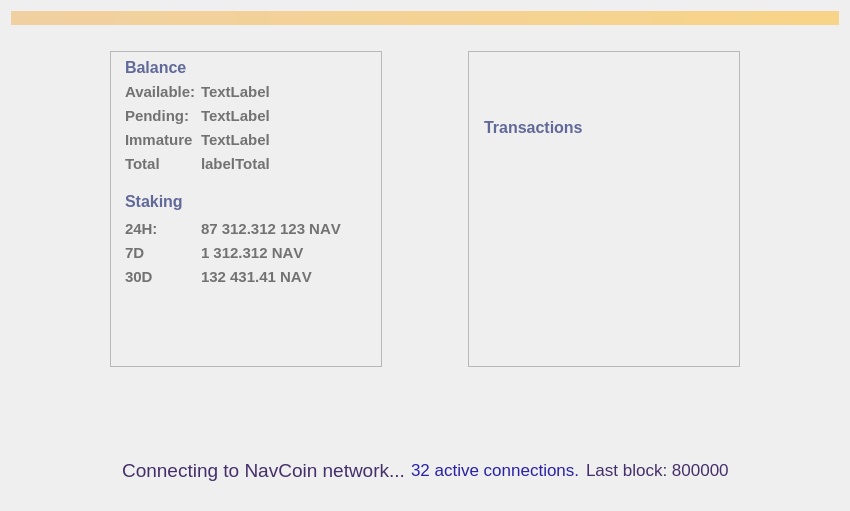
Before: the Qt Designer form src/qt/forms/overviewpage.ui in navcoin/navcoin-core, drawn with Qt 5.
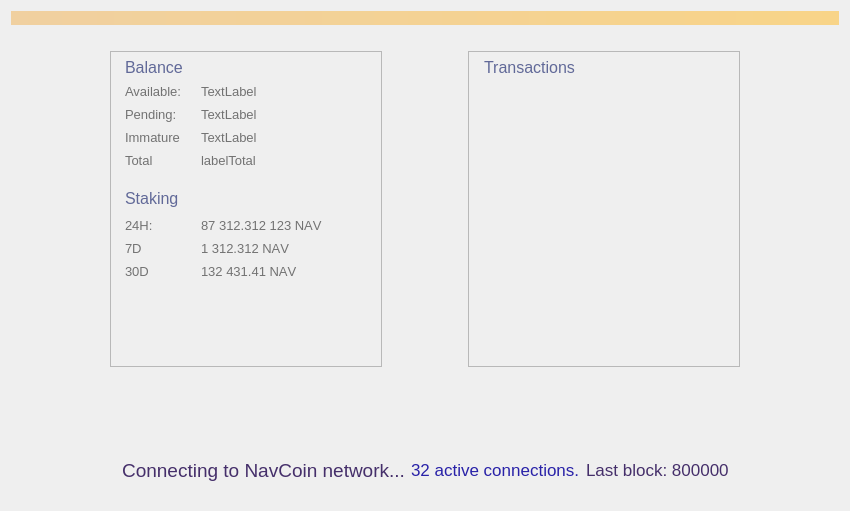
After: the same form once the commit is applied. Custom widgets are drawn as their Qt base class.

Commit message: gui: reduced font size

Patch:
```diff
--- a/src/qt/forms/overviewpage.ui
+++ b/src/qt/forms/overviewpage.ui
@@ -151,8 +151,6 @@
                <property name="font">
                 <font>
                  <pointsize>-1</pointsize>
-                 <weight>75</weight>
-                 <bold>true</bold>
                 </font>
                </property>
                <property name="styleSheet">
@@ -223,6 +221,9 @@
             <layout class="QHBoxLayout" name="horizontalLayout_4">
              <item>
               <layout class="QFormLayout" name="formLayout">
+               <property name="sizeConstraint">
+                <enum>QLayout::SetNoConstraint</enum>
+               </property>
                <property name="labelAlignment">
                 <set>Qt::AlignLeading|Qt::AlignLeft|Qt::AlignVCenter</set>
                </property>
@@ -251,9 +252,10 @@
                  </property>
                  <property name="font">
                   <font>
-                   <pointsize>11</pointsize>
-                   <weight>75</weight>
-                   <bold>true</bold>
+                   <pointsize>10</pointsize>
+                   <weight>50</weight>
+                   <bold>false</bold>
+                   <stylestrategy>PreferAntialias</stylestrategy>
                   </font>
                  </property>
                  <property name="styleSheet">
@@ -262,15 +264,19 @@
                  <property name="text">
                   <string>Available:</string>
                  </property>
+                 <property name="alignment">
+                  <set>Qt::AlignLeading|Qt::AlignLeft|Qt::AlignVCenter</set>
+                 </property>
                 </widget>
                </item>
                <item row="0" column="1">
                 <widget class="QLabel" name="labelBalance">
                  <property name="font">
                   <font>
-                   <pointsize>11</pointsize>
-                   <weight>75</weight>
-                   <bold>true</bold>
+                   <pointsize>10</pointsize>
+                   <weight>50</weight>
+                   <bold>false</bold>
+                   <stylestrategy>PreferAntialias</stylestrategy>
                   </font>
                  </property>
                  <property name="styleSheet">
@@ -279,6 +285,9 @@
                  <property name="text">
                   <string>TextLabel</string>
                  </property>
+                 <property name="alignment">
+                  <set>Qt::AlignLeading|Qt::AlignLeft|Qt::AlignVCenter</set>
+                 </property>
                 </widget>
                </item>
                <item row="1" column="0">
@@ -303,9 +312,10 @@
                  </property>
                  <property name="font">
                   <font>
-                   <pointsize>11</pointsize>
-                   <weight>75</weight>
-                   <bold>true</bold>
+                   <pointsize>10</pointsize>
+                   <weight>50</weight>
+                   <bold>false</bold>
+                   <stylestrategy>PreferAntialias</stylestrategy>
                   </font>
                  </property>
                  <property name="styleSheet">
@@ -314,15 +324,19 @@
                  <property name="text">
                   <string>Pending:</string>
                  </property>
+                 <property name="alignment">
+                  <set>Qt::AlignLeading|Qt::AlignLeft|Qt::AlignVCenter</set>
+                 </property>
                 </widget>
                </item>
                <item row="1" column="1">
                 <widget class="QLabel" name="labelUnconfirmed">
                  <property name="font">
                   <font>
-                   <pointsize>11</pointsize>
-                   <weight>75</weight>
-                   <bold>true</bold>
+                   <pointsize>10</pointsize>
+                   <weight>50</weight>
+                   <bold>false</bold>
+                   <stylestrategy>PreferAntialias</stylestrategy>
                   </font>
                  </property>
                  <property name="styleSheet">
@@ -331,6 +345,9 @@
                  <property name="text">
                   <string>TextLabel</string>
                  </property>
+                 <property name="alignment">
+                  <set>Qt::AlignLeading|Qt::AlignLeft|Qt::AlignVCenter</set>
+                 </property>
                 </widget>
                </item>
                <item row="3" column="0">
@@ -355,9 +372,10 @@
                  </property>
                  <property name="font">
                   <font>
-                   <pointsize>11</pointsize>
-                   <weight>75</weight>
-                   <bold>true</bold>
+                   <pointsize>10</pointsize>
+                   <weight>50</weight>
+                   <bold>false</bold>
+                   <stylestrategy>PreferAntialias</stylestrategy>
                   </font>
                  </property>
                  <property name="styleSheet">
@@ -366,15 +384,19 @@
                  <property name="text">
                   <string>Immature</string>
                  </property>
+                 <property name="alignment">
+                  <set>Qt::AlignLeading|Qt::AlignLeft|Qt::AlignVCenter</set>
+                 </property>
                 </widget>
                </item>
                <item row="3" column="1">
                 <widget class="QLabel" name="labelImmature">
                  <property name="font">
                   <font>
-                   <pointsize>11</pointsize>
-                   <weight>75</weight>
-                   <bold>true</bold>
+                   <pointsize>10</pointsize>
+                   <weight>50</weight>
+                   <bold>false</bold>
+                   <stylestrategy>PreferAntialias</stylestrategy>
                   </font>
                  </property>
                  <property name="styleSheet">
@@ -383,6 +405,9 @@
                  <property name="text">
                   <string>TextLabel</string>
                  </property>
+                 <property name="alignment">
+                  <set>Qt::AlignLeading|Qt::AlignLeft|Qt::AlignVCenter</set>
+                 </property>
                 </widget>
                </item>
                <item row="4" column="0">
@@ -407,9 +432,10 @@
                  </property>
                  <property name="font">
                   <font>
-                   <pointsize>11</pointsize>
-                   <weight>75</weight>
-                   <bold>true</bold>
+                   <pointsize>10</pointsize>
+                   <weight>50</weight>
+                   <bold>false</bold>
+                   <stylestrategy>PreferAntialias</stylestrategy>
                   </font>
                  </property>
                  <property name="styleSheet">
@@ -418,15 +444,19 @@
                  <property name="text">
                   <string>Total</string>
                  </property>
+                 <property name="alignment">
+                  <set>Qt::AlignLeading|Qt::AlignLeft|Qt::AlignVCenter</set>
+                 </property>
                 </widget>
                </item>
                <item row="4" column="1">
                 <widget class="QLabel" name="labelTotal">
                  <property name="font">
                   <font>
-                   <pointsize>11</pointsize>
-                   <weight>75</weight>
-                   <bold>true</bold>
+                   <pointsize>10</pointsize>
+                   <weight>50</weight>
+                   <bold>false</bold>
+                   <stylestrategy>PreferAntialias</stylestrategy>
                   </font>
                  </property>
                  <property name="styleSheet">
@@ -435,6 +465,9 @@
                  <property name="text">
                   <string>labelTotal</string>
                  </property>
+                 <property name="alignment">
+                  <set>Qt::AlignLeading|Qt::AlignLeft|Qt::AlignVCenter</set>
+                 </property>
                 </widget>
                </item>
               </layout>
@@ -480,8 +513,6 @@
                <property name="font">
                 <font>
                  <pointsize>-1</pointsize>
-                 <weight>75</weight>
-                 <bold>true</bold>
                 </font>
                </property>
                <property name="styleSheet">
@@ -515,14 +546,14 @@
               <widget class="QPushButton" name="toggleStakingButton">
                <property name="minimumSize">
                 <size>
-                 <width>25</width>
-                 <height>25</height>
+                 <width>26</width>
+                 <height>26</height>
                 </size>
                </property>
                <property name="maximumSize">
                 <size>
-                 <width>25</width>
-                 <height>25</height>
+                 <width>26</width>
+                 <height>26</height>
                 </size>
                </property>
                <property name="styleSheet">
@@ -537,14 +568,14 @@
               <widget class="QPushButton" name="unlockStakingButton">
                <property name="minimumSize">
                 <size>
-                 <width>25</width>
-                 <height>25</height>
+                 <width>26</width>
+                 <height>26</height>
                 </size>
                </property>
                <property name="maximumSize">
                 <size>
-                 <width>25</width>
-                 <height>25</height>
+                 <width>26</width>
+                 <height>26</height>
                 </size>
                </property>
                <property name="styleSheet">
@@ -599,9 +630,10 @@
                  </property>
                  <property name="font">
                   <font>
-                   <pointsize>11</pointsize>
-                   <weight>75</weight>
-                   <bold>true</bold>
+                   <pointsize>10</pointsize>
+                   <weight>50</weight>
+                   <bold>false</bold>
+                   <stylestrategy>PreferAntialias</stylestrategy>
                   </font>
                  </property>
                  <property name="styleSheet">
@@ -610,15 +642,19 @@
                  <property name="text">
                   <string>24H:</string>
                  </property>
+                 <property name="alignment">
+                  <set>Qt::AlignLeading|Qt::AlignLeft|Qt::AlignVCenter</set>
+                 </property>
                 </widget>
                </item>
                <item row="1" column="1">
                 <widget class="QLabel" name="label24hStakingStats">
                  <property name="font">
                   <font>
-                   <pointsize>11</pointsize>
-                   <weight>75</weight>
-                   <bold>true</bold>
+                   <pointsize>10</pointsize>
+                   <weight>50</weight>
+                   <bold>false</bold>
+                   <stylestrategy>PreferAntialias</stylestrategy>
                    <kerning>false</kerning>
                   </font>
                  </property>
@@ -628,6 +664,9 @@
                  <property name="text">
                   <string>87 312.312 123 NAV</string>
                  </property>
+                 <property name="alignment">
+                  <set>Qt::AlignLeading|Qt::AlignLeft|Qt::AlignVCenter</set>
+                 </property>
                 </widget>
                </item>
                <item row="2" column="0">
@@ -652,9 +691,10 @@
                  </property>
                  <property name="font">
                   <font>
-                   <pointsize>11</pointsize>
-                   <weight>75</weight>
-                   <bold>true</bold>
+                   <pointsize>10</pointsize>
+                   <weight>50</weight>
+                   <bold>false</bold>
+                   <stylestrategy>PreferAntialias</stylestrategy>
                    <kerning>false</kerning>
                   </font>
                  </property>
@@ -664,15 +704,19 @@
                  <property name="text">
                   <string>7D</string>
                  </property>
+                 <property name="alignment">
+                  <set>Qt::AlignLeading|Qt::AlignLeft|Qt::AlignVCenter</set>
+                 </property>
                 </widget>
                </item>
                <item row="2" column="1">
                 <widget class="QLabel" name="label7dStakingStats">
                  <property name="font">
                   <font>
-                   <pointsize>11</pointsize>
-                   <weight>75</weight>
-                   <bold>true</bold>
+                   <pointsize>10</pointsize>
+                   <weight>50</weight>
+                   <bold>false</bold>
+                   <stylestrategy>PreferAntialias</stylestrategy>
                    <kerning>false</kerning>
                   </font>
                  </property>
@@ -682,6 +726,9 @@
                  <property name="text">
                   <string>1 312.312 NAV</string>
                  </property>
+                 <property name="alignment">
+                  <set>Qt::AlignLeading|Qt::AlignLeft|Qt::AlignVCenter</set>
+                 </property>
                 </widget>
                </item>
                <item row="3" column="0">
@@ -706,9 +753,10 @@
                  </property>
                  <property name="font">
                   <font>
-                   <pointsize>11</pointsize>
-                   <weight>75</weight>
-                   <bold>true</bold>
+                   <pointsize>10</pointsize>
+                   <weight>50</weight>
+                   <bold>false</bold>
+                   <stylestrategy>PreferAntialias</stylestrategy>
                    <kerning>false</kerning>
                   </font>
                  </property>
@@ -718,15 +766,19 @@
                  <property name="text">
                   <string>30D</string>
                  </property>
+                 <property name="alignment">
+                  <set>Qt::AlignLeading|Qt::AlignLeft|Qt::AlignVCenter</set>
+                 </property>
                 </widget>
                </item>
                <item row="3" column="1">
                 <widget class="QLabel" name="label30dStakingStats">
                  <property name="font">
                   <font>
-                   <pointsize>11</pointsize>
-                   <weight>75</weight>
-                   <bold>true</bold>
+                   <pointsize>10</pointsize>
+                   <weight>50</weight>
+                   <bold>false</bold>
+                   <stylestrategy>PreferAntialias</stylestrategy>
                    <kerning>false</kerning>
                   </font>
                  </property>
@@ -736,6 +788,9 @@
                  <property name="text">
                   <string>132 431.41 NAV</string>
                  </property>
+                 <property name="alignment">
+                  <set>Qt::AlignLeading|Qt::AlignLeft|Qt::AlignVCenter</set>
+                 </property>
                 </widget>
                </item>
               </layout>
@@ -884,11 +939,21 @@
             <layout class="QVBoxLayout" name="verticalLayout_4">
              <item>
               <widget class="QLabel" name="label_12">
+               <property name="sizePolicy">
+                <sizepolicy hsizetype="Preferred" vsizetype="Maximum">
+                 <horstretch>0</horstretch>
+                 <verstretch>0</verstretch>
+                </sizepolicy>
+               </property>
+               <property name="maximumSize">
+                <size>
+                 <width>16777215</width>
+                 <height>19</height>
+                </size>
+               </property>
                <property name="font">
                 <font>
                  <pointsize>-1</pointsize>
-                 <weight>75</weight>
-                 <bold>true</bold>
                 </font>
                </property>
                <property name="styleSheet">
```
The commit also changes 5 other files.
